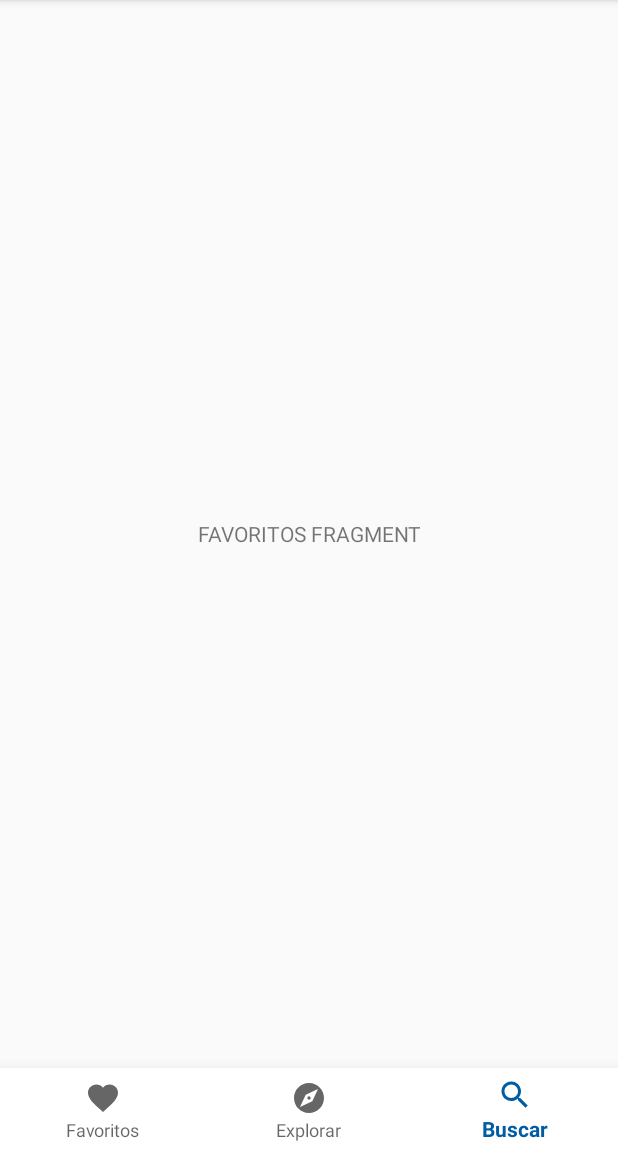
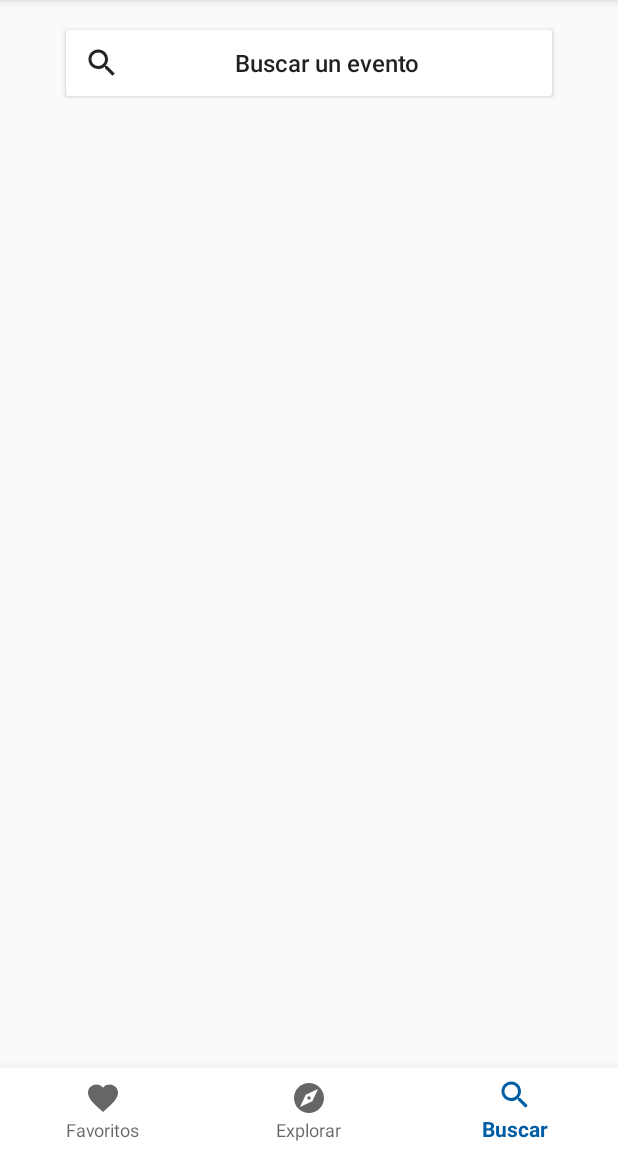
Before and after one commit to pipo2310/EventosUCR, an Android app: the screen it shows after launch (MenuActivity), item 3 of the bottom bar chosen, on a phone screen of 412 x 824 dp, the part 84-1236 px from its top. Run offline under Robolectric (Android 15) with nearby library versions, the phone set to English and light mode, and no system bars.

Commit message:
Listo la accion de escribir la busqueda

```diff
--- a/app/src/main/java/cobit19/ecci/ucr/ac/eventosucr/MainActivity.java
+++ b/app/src/main/java/cobit19/ecci/ucr/ac/eventosucr/MainActivity.java
@@ -17,6 +17,7 @@ import cobit19.ecci.ucr.ac.eventosucr.core.models.Evento;
 import cobit19.ecci.ucr.ac.eventosucr.core.services.CategoriaEventoService;
 import cobit19.ecci.ucr.ac.eventosucr.core.services.CategoriaService;
 import cobit19.ecci.ucr.ac.eventosucr.core.services.EventoService;
+import cobit19.ecci.ucr.ac.eventosucr.features.buscar.BuscarActivity;
 
 public class MainActivity extends AppCompatActivity {
 
--- a/app/src/main/java/cobit19/ecci/ucr/ac/eventosucr/MenuActivity.java
+++ b/app/src/main/java/cobit19/ecci/ucr/ac/eventosucr/MenuActivity.java
@@ -10,6 +10,7 @@ import com.google.android.material.navigation.NavigationView;
 
 import androidx.annotation.NonNull;
 import androidx.appcompat.app.ActionBarDrawerToggle;
+import androidx.appcompat.widget.SearchView;
 import androidx.fragment.app.Fragment;
 import androidx.fragment.app.FragmentTransaction;
 import androidx.drawerlayout.widget.DrawerLayout;
@@ -17,12 +18,17 @@ import androidx.appcompat.app.AppCompatActivity;
 import androidx.appcompat.widget.Toolbar;
 
 import cobit19.ecci.ucr.ac.eventosucr.core.models.Evento;
+import cobit19.ecci.ucr.ac.eventosucr.features.buscar.BuscarActivity;
+import cobit19.ecci.ucr.ac.eventosucr.features.buscar.BuscarFragment;
 import cobit19.ecci.ucr.ac.eventosucr.features.explorar.CartaEventoFragment;
 import cobit19.ecci.ucr.ac.eventosucr.features.explorar.ExplorarFragment;
 import cobit19.ecci.ucr.ac.eventosucr.fragments.FavoritosFragment;
 import cobit19.ecci.ucr.ac.eventosucr.fragments.VistaEventoFragment;
 
-public class MenuActivity extends AppCompatActivity implements NavigationView.OnNavigationItemSelectedListener, CartaEventoFragment.OnListFragmentInteractionListener{
+public class MenuActivity extends AppCompatActivity implements NavigationView.OnNavigationItemSelectedListener,
+        CartaEventoFragment.OnListFragmentInteractionListener {
+
+    public static final String ACTIVIDAD = "actividad";
 
     BottomNavigationView footerMenu;
     DrawerLayout drawer;
@@ -45,7 +51,12 @@ public class MenuActivity extends AppCompatActivity implements NavigationView.On
         navigationView.setNavigationItemSelectedListener(this);
 
         //Fragmento que se muestra al inicio
-        showSelectedFragment(new ExplorarFragment());
+        Bundle bundle = getIntent().getExtras();
+        if (bundle != null && bundle.getString(ACTIVIDAD).compareTo(BuscarActivity.BUSCAR) == 0) {
+            showSelectedFragment(new BuscarFragment(bundle.getString(BuscarActivity.QUERY)));
+        } else {
+            showSelectedFragment(new ExplorarFragment());
+        }
 
         // Para el menu de abajo
         footerMenu = (BottomNavigationView) findViewById(R.id.menu_footer);
@@ -60,7 +71,8 @@ public class MenuActivity extends AppCompatActivity implements NavigationView.On
                     showSelectedFragment(new ExplorarFragment());
                 }
                 if(menuItem.getItemId() == R.id.menu_buscar){
-                    showSelectedFragment(new FavoritosFragment());
+                    showSelectedFragment(new BuscarFragment());
+                    SearchView searchView = (SearchView) findViewById(R.id.buscar_barra);
                 }
                 return true;
             }
--- a/app/src/main/res/layout/fragment_buscar.xml
+++ b/app/src/main/res/layout/fragment_buscar.xml
@@ -1,14 +1,22 @@
 <?xml version="1.0" encoding="utf-8"?>
 <FrameLayout xmlns:android="http://schemas.android.com/apk/res/android"
     xmlns:tools="http://schemas.android.com/tools"
+    android:id="@+id/buscar"
     android:layout_width="match_parent"
     android:layout_height="match_parent"
     tools:context=".features.buscar.BuscarFragment">
 
-    <!-- TODO: Update blank fragment layout -->
-    <TextView
-        android:layout_width="match_parent"
-        android:layout_height="match_parent"
-        android:text="@string/hello_blank_fragment" />
+    <Button
+        android:id="@+id/buscar_boton"
+        android:layout_width="fill_parent"
+        android:layout_height="wrap_content"
+        android:layout_marginHorizontal="40dp"
+        android:layout_marginVertical="10dp"
+        android:backgroundTint="#FFFFFF"
+        android:drawableLeft="@drawable/ic_buscar_24dp"
+        android:padding="16dp"
+        android:text="Buscar un evento"
+        android:textAllCaps="false"
+        android:textSize="16sp" />
 
 </FrameLayout>
--- a/app/src/main/res/values/strings.xml
+++ b/app/src/main/res/values/strings.xml
@@ -8,4 +8,7 @@
     <string name="menu_home">Principal</string>
     <string name="menu_cud_eventos">Crear Evento</string>
     <string name="menu_cerrar_sesion">Cerrar Sesión</string>
+
+    <!-- TODO: Remove or change this placeholder text -->
+    <string name="hello_blank_fragment">Hello blank fragment</string>
 </resources>
```
Also changed, not shown: app/src/main/AndroidManifest.xml (+8 -5 lines), app/src/main/java/cobit19/ecci/ucr/ac/eventosucr/features/buscar/BuscarActivity.java (added, +39 -0 lines), app/src/main/java/cobit19/ecci/ucr/ac/eventosucr/features/buscar/BuscarFragment.java (+15 -29 lines), app/src/main/res/layout/activity_buscar.xml (added, +16 -0 lines).
